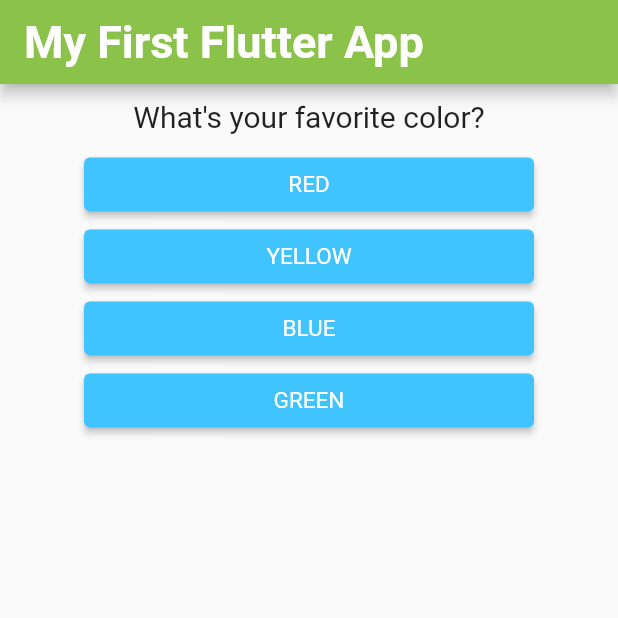
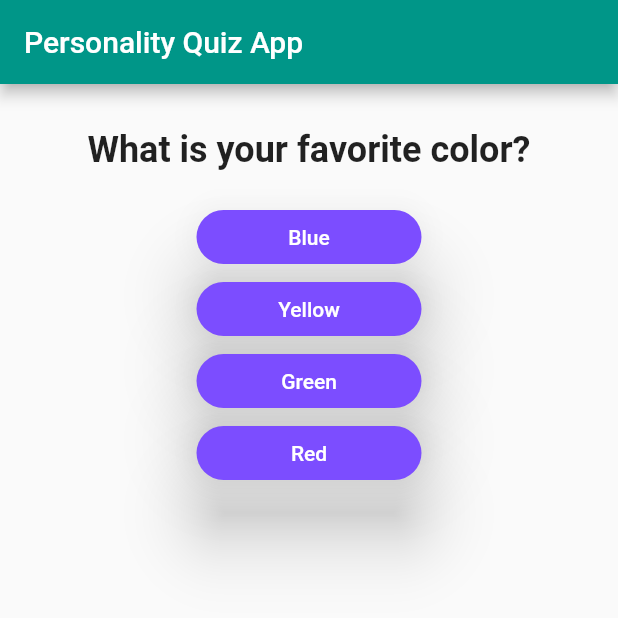
Before and after one commit to AyobamiAdebesin/Personality-Quiz-App, a Flutter app: the screen it shows after launch, on a phone screen of 412 x 824 dp, the top half of it. Run offline on Flutter 3.47's test engine with Material 2 defaults, Android fonts, the phone set to English and light mode, and no system bars.

Commit message:
Added new files

```diff
--- a/lib/answer.dart
+++ b/lib/answer.dart
@@ -1,155 +1,73 @@
 import 'package:flutter/material.dart';
 
 class Answer extends StatelessWidget {
-  //const Answer({ Key? key }) : super(key: key);
+  // const Answer({ Key? key }) : super(key: key);
   final selectHandler;
   final String answerText;
 
-  Answer(this.selectHandler, this.answerText);
-
+  Answer({required this.answerText, required this.selectHandler});
   @override
   Widget build(BuildContext context) {
-    return Container(
-      width: 300,
-      child: ElevatedButton(
-          style: ElevatedButton.styleFrom(
-              textStyle: TextStyle(
-                fontSize: 15,
+    return Row(
+      mainAxisAlignment: MainAxisAlignment.spaceEvenly,
+      children: [
+        Container(
+          margin: EdgeInsets.symmetric(horizontal: 10),
+          child: SizedBox(
+            width: 150,
+            child: ElevatedButton(
+              style: ElevatedButton.styleFrom(
+                shape: RoundedRectangleBorder(
+                  borderRadius: BorderRadius.circular(30),
+                ),
+                primary: Colors.deepPurpleAccent,
+                elevation: 20,
               ),
-              primary: Colors.lightBlueAccent),
-          child: Text(
-            answerText,
-            style: TextStyle(
-              color: Colors.white,
+              child: Text(answerText),
+              onPressed: selectHandler,
             ),
-            textAlign: TextAlign.center,
           ),
-          onPressed: selectHandler),
+        ),
+        // Container(
+        //   margin: EdgeInsets.symmetric(horizontal: 10),
+        //   child: SizedBox(
+        //     width: 150,
+        //     child: ElevatedButton(
+        //       style: ElevatedButton.styleFrom(
+        //         shape: RoundedRectangleBorder(
+        //           borderRadius: BorderRadius.circular(30),
+        //         ),
+        //         primary: Colors.blueGrey,
+        //       ),
+        //       child: Text(answerText),
+        //       onPressed: selectHandler,
+        //     ),
+        //   ),
+        // ),
+
+        // Row(
+        //   mainAxisAlignment: MainAxisAlignment.spaceEvenly,
+        //   children: [
+        //     Container(
+        //       margin: EdgeInsets.symmetric(horizontal: 10),
+        //       child: SizedBox(
+        //         width: 150,
+        //         child: ElevatedButton(
+        //             style: ElevatedButton.styleFrom(
+        //               shape: RoundedRectangleBorder(
+        //                 borderRadius: BorderRadius.circular(30),
+        //               ),
+        //             ),
+        //             onPressed: selectHandler,
+        //             child: Text(
+        //               answerText,
+        //               textAlign: TextAlign.center,
+        //             )),
+        //       ),
+        //     )
+        //   ],
+        // )
+      ],
     );
   }
 }
-
-
-
-
-
-
-
-
-
-
-
-
-
-
-
-
-
-
-
-
-
-
-
-
-
-
-
-
-
-
-
-
-
-
-
-
-
-
-
-
-
-
-
-
-
-
-
-
-
-
-
-
-
-
-
-
-
-
-
-
-
-
-
-
-
-
-
-
-
-
-
-
-
-
-
-
-
-
-
-
-
-
-
-
-
-
-
-
-
-
-
-
-
-
-
-// import 'package:flutter/material.dart';
-
-// class Answer extends StatelessWidget {
-//   final selectHandler;
-//   final String answerText;
-
-//   Answer(this.selectHandler, this.answerText);
-
-//   @override
-//   Widget build(BuildContext context) {
-//     return Container (
-//       width: double.infinity,
-//       child:
-//       ElevatedButton(
-//         style: ElevatedButton.styleFrom(
-//           textStyle: TextStyle(
-//             color: Colors.yellowAccent,
-//             fontSize: 20,
-//           ),
-//           primary: Colors.blue,
-//         ),
-//         // style: ButtonStyle(
-//         //   backgroundColor: MaterialStateProperty.all(Colors.green),
-//         //   foregroundColor: MaterialStateProperty.all(Colors.blue),),
-//         onPressed: selectHandler,
-//         child: Text(answerText, style: TextStyle(color: Colors.white)),
-//       ),
-//     );
-//   }
-// }
--- a/lib/main.dart
+++ b/lib/main.dart
@@ -2,82 +2,88 @@ import 'package:flutter/material.dart';
 import 'package:flutter_application_1/result.dart';
 
 import 'quiz.dart';
-import 'result.dart';
 
-void main() => runApp(MyApp());
-
-//This class or widget can be recreated
-class MyApp extends StatefulWidget {
-  @override
-  State<StatefulWidget> createState() {
-    return _MyAppState();
-  }
+void main(List<String> args) {
+  runApp(MyApp());
 }
 
-//This class or widget is persistent
-//We have to make the fields/properties of this class final
+class MyApp extends StatefulWidget {
+  //const MyApp({Key? key}) : super(key: key);
+
+  @override
+  _MyAppState createState() => _MyAppState();
+}
+
 class _MyAppState extends State<MyApp> {
-  var _questions = [
+  final _questions = const [
     {
-      'questionText': "What's your favorite color?",
-      'answers': ['red', 'yellow', 'blue', 'green']
+      'questionText': "What is your favorite color?",
+      'answers': [
+        {'text': 'Blue', 'score': 10},
+        {'text': 'Yellow', 'score': 6},
+        {'text': 'Green', 'score': 1},
+        {'text': 'Red', 'score': 3},
+      ]
     },
     {
-      'questionText': "What's your favorite course?",
-      'answers': ['Analysis', 'Differential Equations', 'Algebra', 'Topology']
+      'questionText': "What is your favorite animal",
+      'answers': [
+        {'text': 'Cat', 'score': 10},
+        {'text': 'Dog', 'score': 6},
+        {'text': 'Rabbit', 'score': 3},
+        {'text': 'Squirrel', 'score': 1}
+      ]
     },
     {
-      'questionText': "What's your favorite animal?",
-      'answers': ['cat', 'dog', 'rat', 'snake']
-    },
-    {
-      'questionText': "Who's your favorite celebrity?",
-      'answers': ['Olamide', 'Wizkid', 'Burna boy', 'Fireboy']
+      'questionText': "Whats your favorite meal?",
+      'answers': [
+        {'text': 'Rice', 'score': 10},
+        {'text': 'beans', 'score': 6},
+        {'text': 'burger', 'score': 3},
+        {'text': 'spaghetti', 'score': 1}
+      ]
     },
   ];
+  var _questionIndex = 0;
+  var _totalScore = 0;
 
-  var _questionIndex = 0;
-  void _resetQuiz(){
+  void _resetQuiz() {
     setState(() {
-      _questionIndex =0;
+      _questionIndex = 0;
+      _totalScore = 0;
     });
-
   }
 
-  // A method
-  void _answerQuestion() {
+  void _answerQuestion(int score) {
+    _totalScore += score;
     setState(() {
       _questionIndex += 1;
+      print(_questionIndex);
     });
-    print(_questionIndex);
 
     if (_questionIndex < _questions.length) {
       print('We have more questions!');
     }
   }
 
-  //A method (An overriden method)
   @override
   Widget build(BuildContext context) {
     return MaterialApp(
       home: Scaffold(
         appBar: AppBar(
-          title: Text(
-            'My First Flutter App',
-            style: TextStyle(
-              fontSize: 30,
-              fontWeight: FontWeight.bold,
-            ),
-          ),
-          backgroundColor: Colors.lightGreen,
+          title: Text('Personality Quiz App'),
+          backgroundColor: Colors.teal,
         ),
         body: _questionIndex < _questions.length
             ? Quiz(
-                answerQuestion: _answerQuestion,
                 questions: _questions,
-                questionIndex: _questionIndex,
+                questionIdx: _questionIndex,
+                answerquestion: _answerQuestion,
               )
-            : Result(_resetQuiz),
+            : Result(
+                resultScore: _totalScore,
+                resetQuizHandler: _resetQuiz,
+              ),
       ),
     );
   }
--- a/lib/question.dart
+++ b/lib/question.dart
@@ -1,123 +1,26 @@
 import 'package:flutter/material.dart';
 
-//A widget that the holds the question widget
-
 class Question extends StatelessWidget {
-  // const Question({ Key? key }) : super(key: key);
-
   final String questionText;
 
   Question(this.questionText);
-
   @override
   Widget build(BuildContext context) {
     return Container(
       width: double.infinity,
-        margin: EdgeInsets.all(10),
+      margin: EdgeInsets.only(
+        top: 30,
+        bottom: 20,
+      ),
       child: Text(
         questionText,
         style: TextStyle(
-            fontSize: 20,
+          fontStyle: FontStyle.normal,
+          fontWeight: FontWeight.bold,
+          fontSize: 24,
         ),
         textAlign: TextAlign.center,
-        ));
+      ),
+    );
   }
 }
-
-
-
-
-
-
-
-
-
-
-
-
-
-
-
-
-
-
-
-
-
-
-
-
-
-
-
-
-
-
-
-
-
-
-
-
-
-
-
-
-
-
-
-
-
-
-
-
-
-
-
-
-
-
-
-
-
-
-
-
-
-
-
-
-
-
-
-
-
-// import 'package:flutter/material.dart';
-
-// class Question extends StatelessWidget {
-//   final String questionText;
-
-//   //Create a constructor
-//   Question(this.questionText);
-
-//   @override
-//   Widget build(BuildContext context) {
-//     return Container(
-//       width: double.infinity,
-//       margin: EdgeInsets.all(10),
-//       child: Text(
-//         questionText,
-//         style: TextStyle(
-//           fontSize: 25,
-//         ),
-//         textAlign: TextAlign.center,
-//       ),
-//     );
-//   }
-// }
-
-// enum MyData {
-//   name,
-//   age,
-//   level,
-// }
--- a/lib/quiz.dart
+++ b/lib/quiz.dart
@@ -1,128 +1,32 @@
 import 'package:flutter/material.dart';
-
-import './answer.dart';
-import './question.dart';
+import 'question.dart';
+import 'answer.dart';
 
 class Quiz extends StatelessWidget {
-  //const Quiz({ Key? key }) : super(key//: key);
+  //const Quiz({Key? key}) : super(key: key);
+
+  final answerquestion;
   final List<Map<String, Object>> questions;
-  final answerQuestion;
-  final int questionIndex;
+  final int questionIdx;
 
   Quiz(
-      {required this.questions,
-      required this.answerQuestion,
-      required this.questionIndex});
+      {required this.answerquestion,
+      required this.questions,
+      required this.questionIdx});
 
   @override
   Widget build(BuildContext context) {
     return Column(
       children: [
-        Question(questions[questionIndex]['questionText'].toString()),
-
-        ///The spread operator (...) allows us to have individual list of widgets
-        ...(questions[questionIndex]['answers'] as List<String>).map((answer) {
-          return Answer(answerQuestion, answer.toUpperCase());
-        }).toList()
+        Question(
+          (questions[questionIdx]['questionText']).toString(),
+        ),
+        ...(questions[questionIdx]['answers'] as List<Map<String, Object>>)
+            .map((answer) => Answer(
+                selectHandler: () => answerquestion(answer['score']),
+                answerText: answer['text'] as String))
+            .toList(),
       ],
     );
   }
 }
-
-
-
-
-
-
-
-
-
-
-
-
-
-
-
-
-
-
-
-
-
-
-
-
-
-
-
-
-
-
-
-
-
-
-
-
-
-
-
-
-
-
-
-
-
-
-
-
-
-
-
-
-
-
-
-
-
-
-
-
-
-
-
-
-
-
-
-
-
-
-
-// import 'package:flutter/material.dart';
-
-// import './question.dart';
-// import './answer.dart';
-
-// class Quiz extends StatelessWidget {
-//   final List<Map<String, Object>> questions;
-//   final int questionIndex;
-//   final Function answerQuestion;
-
-//   Quiz(
-//       {required this.questions,
-//       required this.answerQuestion,
-//       required this.questionIndex});
-
-//   @override
-//   Widget build(BuildContext context) {
-//     return Column(
-//       children: [
-//         Question(questions[questionIndex]['questionText'].toString()),
-//         ...(questions[questionIndex]['answers'] as List<String>).map((answer) {
-//           return Answer(answerQuestion, answer);
-//         }).toList()
-//       ],
-//     );
-//   }
-// }
```
Also changed, not shown: lib/result.dart (+39 -75 lines). Lines whose indentation alone changed are shown as unchanged.
